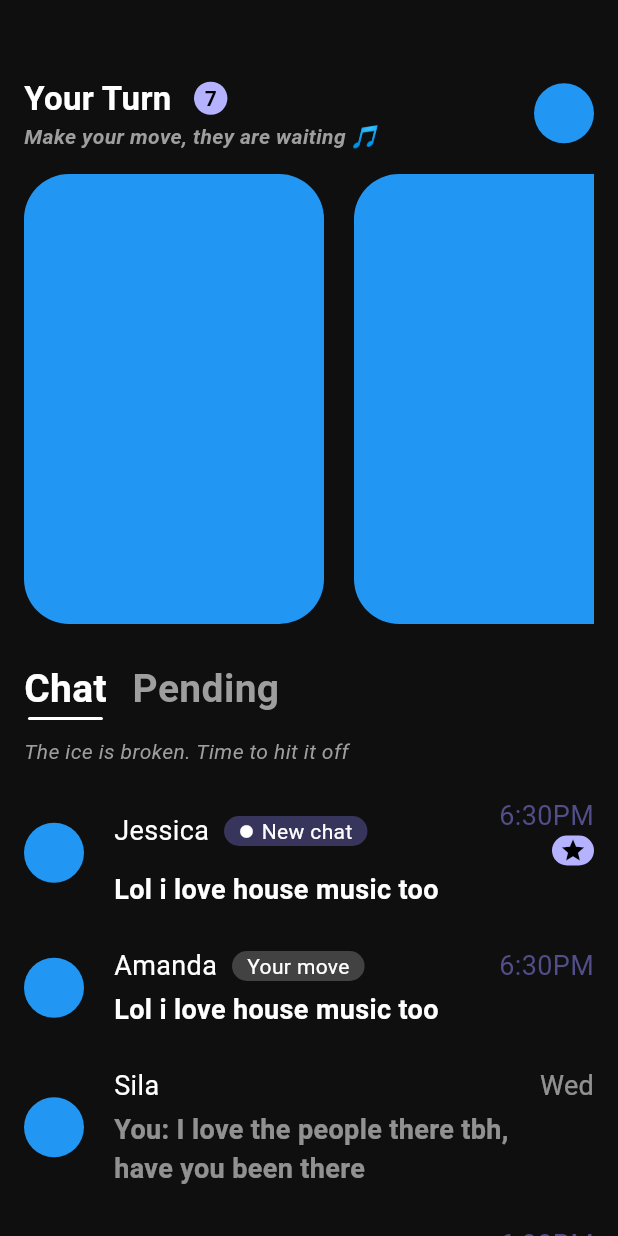
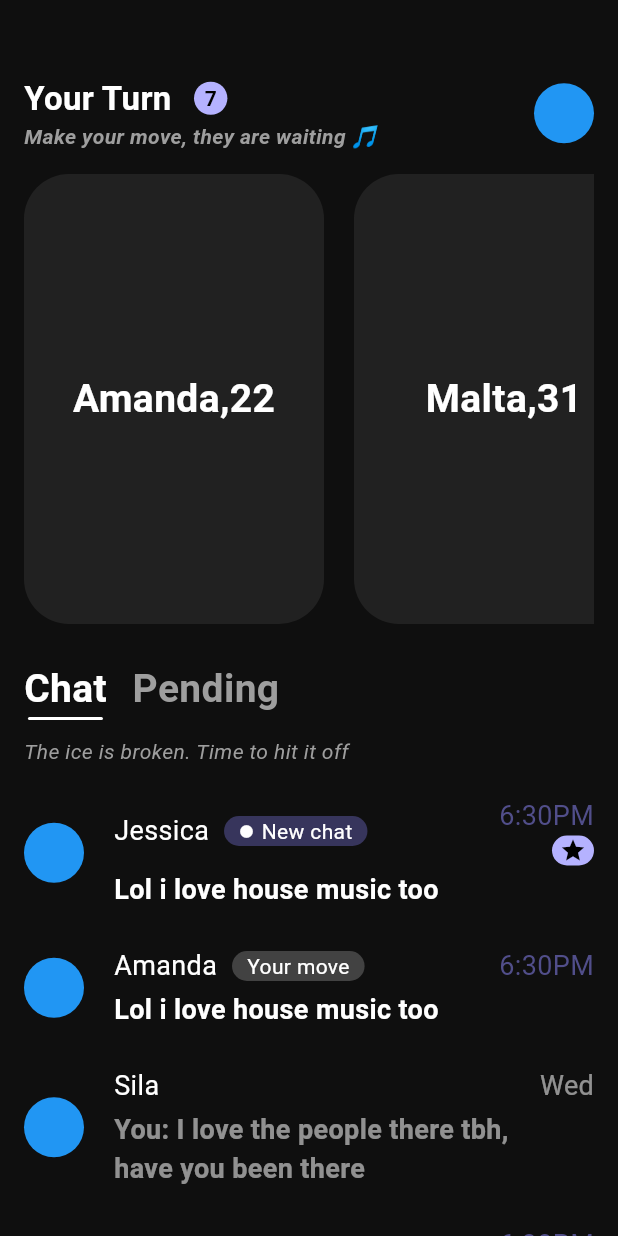
Before and after one commit to codingwiths1/Stroll-Swift-Task, a Flutter app: the screen it shows after launch, on a phone screen of 412 x 824 dp. Run offline on Flutter 3.47's test engine with Material 3 defaults, Android fonts, the phone set to English and light mode, and no system bars; our stand-ins replace get.

Commit message:
Initial_Commit

```diff
--- a/lib/main.dart
+++ b/lib/main.dart
@@ -25,6 +25,12 @@ class HomeScreen extends StatelessWidget {
     List options = [
       {"option": "Chat"},
       {"option": "Pending"},
+    ];
+
+
+    List slider = [
+      {"name": "Amanda,22","question":"What is your favourite childhood memory"},
+      {"name": "Malta,31","question":"What is the most important quality in friendship to you"},
     ];
 
     var currentIndex = 0.obs;
@@ -105,15 +111,18 @@ class HomeScreen extends StatelessWidget {
                   child: ListView.separated(
                     shrinkWrap: true,
                     scrollDirection: Axis.horizontal,
-                    itemBuilder: (_, __) => Container(
+                    itemBuilder: (_, index) => Container(
                       height: 300,
                       width: 200,
                       decoration: BoxDecoration(
-                        color: Colors.blue,
+                        color: Colors.grey.shade900,
                         borderRadius: BorderRadius.circular(
                           30,
                         ),
                       ),
+                      child: Center(child: Column(mainAxisAlignment: MainAxisAlignment.center,children: [
+                        Text(slider[index]["name"],style: TextStyle(fontWeight: FontWeight.bold,color: Colors.white,fontSize: 26),)
+                      ],)),
                     ),
                     separatorBuilder: (_, __) => SizedBox(
                       width: 20,
```
